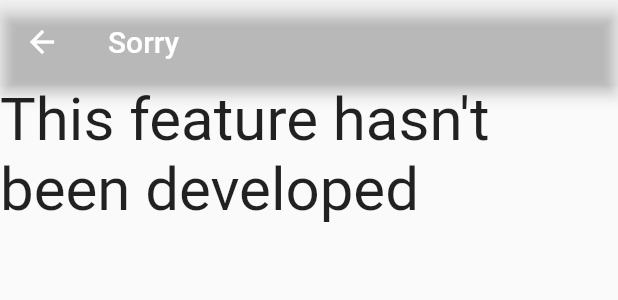
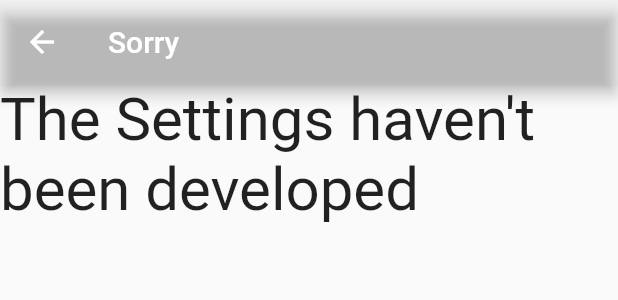
Before and after one commit to Shawal77/time_table_manager, a Flutter app: the NavBar widget shown alone on an empty page, opened directly, after a tap on "Settings", on a phone screen of 412 x 824 dp. Shown: the top 300 px of the screen. Run offline on Flutter 3.47's test engine with Material 2 defaults, Android fonts, the phone set to English and light mode, and no system bars; our stand-ins replace syncfusion_flutter_calendar; network calls fail.

Commit message:
some upgrades

```diff
--- a/lib/drawer.dart
+++ b/lib/drawer.dart
@@ -29,7 +29,7 @@ class NavBar extends StatelessWidget {
                 ),
             ),
             ),
-          ListTile(
+          /*ListTile(
             leading: const Icon(Icons.favorite_rounded),
             title: const Text('Favourites'),
             onTap: () => Navigator.of(context).push(
@@ -52,26 +52,25 @@ class NavBar extends StatelessWidget {
             title: const Text('Notice'),
             onTap: () => Navigator.of(context).push(
               MaterialPageRoute(builder: (context) => const Sorry())),
-          ),
+          ),*/
           const Divider(),
           ListTile(
             leading: const Icon(Icons.settings),
             title: const Text('Settings'),
             onTap: () => Navigator.of(context).push(
-              MaterialPageRoute(builder: (context) => const Sorry())),
+              MaterialPageRoute(builder: (context) => const Settings())),
           ),
           ListTile(
             leading: const Icon(Icons.policy),
             title: const Text('policies'),
             onTap: () => Navigator.of(context).push(
-              MaterialPageRoute(builder: (context) => const Sorry())),
+              MaterialPageRoute(builder: (context) => const Policies())),
           ),
           const Divider(),
           ListTile(
             leading: const Icon(Icons.exit_to_app),
-            title: const Text('Exit to app'),
-            onTap: () => Navigator.of(context).push(
-              MaterialPageRoute(builder: (context) => const Sorry())),
+            title: const Text('App'),
+            onTap: () => Navigator.of(context).pop(),
           ),
           ]
       )
--- a/lib/main.dart
+++ b/lib/main.dart
@@ -1,10 +1,11 @@
 import 'package:flutter/material.dart';
 import 'package:provider/provider.dart';
-import 'events/edit.dart';
+//import 'events/edit.dart';
 import 'pages/calender.dart';
 import 'pages/home.dart';
 import 'pages/routine.dart';
 import 'drawer.dart';
+import 'package:time_table_manager/events/event_provider.dart';
 
 void main() {
   runApp(const MyApp());
--- a/lib/pages/calender.dart
+++ b/lib/pages/calender.dart
@@ -2,9 +2,10 @@ import 'package:flutter/material.dart';
 import 'package:provider/provider.dart';
 import 'package:syncfusion_flutter_calendar/calendar.dart';
 import 'package:time_table_manager/events/event_viewing.dart';
-import 'package:time_table_manager/sorry.dart';
+//import 'package:time_table_manager/sorry.dart';
 import '../events/edit.dart';
 import 'package:time_table_manager/events/event.dart';
+import 'package:time_table_manager/events/event_provider.dart';
 
 class CalendarPage extends StatelessWidget {
   const CalendarPage({Key? key}) : super(key: key);
--- a/lib/sorry.dart
+++ b/lib/sorry.dart
@@ -15,13 +15,53 @@ class Sorry extends StatelessWidget {
           icon: const Icon(Icons.exit_to_app)),*/
           title: const Text('Sorry'),
         ),
-
-      body: const Text(
+        body: Text(
             "This feature hasn't been developed",
-        style: TextStyle(fontSize: 40),),
-
-
+            style: TextStyle(fontSize: 40),
+          ),
 
       );
   }
 }
+class Policies extends StatelessWidget {
+  const Policies({Key? key}) : super(key: key);
+
+  @override
+  Widget build(BuildContext context) {
+    return Scaffold(
+        appBar: AppBar(
+          backgroundColor: const Color.fromARGB(10, 255, 255, 255),
+          /*leading: IconButton(
+          onPressed:() => Navigator.of(context).push(
+              MaterialPageRoute(builder: (context) => const HomePage())),
+          icon: const Icon(Icons.exit_to_app)),*/
+          title: const Text('About policies')
+        ),
+        body:const Text('In order to maintain a consistent, predictable and supportable computing environment it is essential to establish a pre-defined set of software applications for use on workstations, laptops, mobile devices and servers. When employees install random or questionable software on their workstations or devices it can lead to clutter, malware infestations and lengthy support remediation.\nCompany-approved and administered software must allow employees to perform the work they need as part of their job duties yet adhere to licensing, copyright, security and other business needs or industry regulations so as to protect the business and its staff.\nThe details provided within this policy, in the sections that follow, will outline the applications that are allowed for installation and use on computer systems and mobile devices systems owned by the organization. It will also cover the appropriate usage of these applications by company employees and support staff.\nThis software usage policy can be customized as needed to fit the needs of your organization, particularly when it comes to listing the applications needed by employees, as those will vary drastically depending on industry and type of business.',
+          style: TextStyle(fontSize: 40),)
+
+        );
+  }
+}
+class Settings extends StatelessWidget {
+  const Settings({Key? key}) : super(key: key);
+
+  @override
+  Widget build(BuildContext context) {
+    return Scaffold(
+        appBar: AppBar(
+          backgroundColor: const Color.fromARGB(10, 255, 255, 255),
+          /*leading: IconButton(
+          onPressed:() => Navigator.of(context).push(
+              MaterialPageRoute(builder: (context) => const HomePage())),
+          icon: const Icon(Icons.exit_to_app)),*/
+          title: const Text('Sorry'),
+        ),
+        body:const Text(
+            "The Settings haven't been developed",
+            style: TextStyle(fontSize: 40),
+          ),
+
+      );
+  }
+}
```
Also changed, not shown: lib/events/edit.dart (+11 -7 lines), lib/events/event_viewing.dart (+24 -8 lines), lib/pages/routine.dart (+14 -1 lines). Lines whose indentation alone changed are shown as unchanged.
